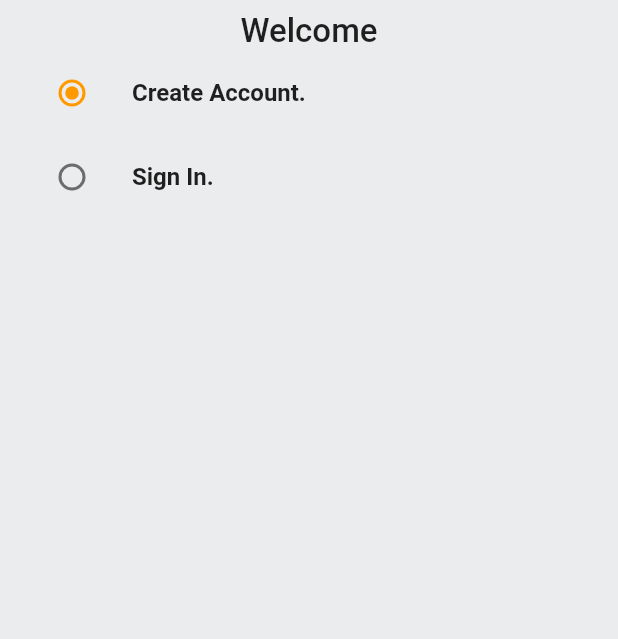
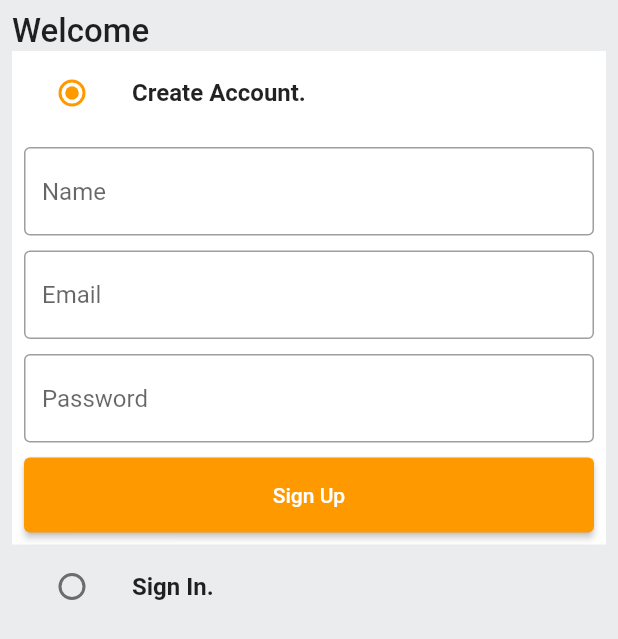
Before and after one commit to 0xharkirat/amazon_clone, a Flutter app: the screen it shows after launch, on a phone screen of 412 x 824 dp. Shown: the top 639 px of the screen. Run offline on Flutter 3.47's test engine with Material 2 defaults, Android fonts, the phone set to English and light mode, and no system bars.

Commit message:
auth screen ui with forms

```diff
--- /dev/null
+++ b/lib/commons/widgets/custom_button.dart
@@ -0,0 +1,23 @@
+
+
+import 'package:flutter/material.dart';
+
+class CustomButton extends StatelessWidget {
+
+  final String text;
+  final VoidCallback onPressed;
+
+  const CustomButton({Key? key, required this.text, required this.onPressed})
+      : super(key: key);
+
+  @override
+  Widget build(BuildContext context) {
+    return ElevatedButton(
+      onPressed: onPressed,
+      style: ElevatedButton.styleFrom(
+          minimumSize: const Size(double.infinity, 50)
+      ),
+      child: Text(text,),
+    );
+  }
+}
--- /dev/null
+++ b/lib/commons/widgets/custom_textfield.dart
@@ -0,0 +1,28 @@
+import 'package:flutter/material.dart';
+
+class CustomTextField extends StatelessWidget {
+  final TextEditingController controller;
+  final String hintText;
+  const CustomTextField({Key? key, required this.controller, required this.hintText}) : super(key: key);
+
+  @override
+  Widget build(BuildContext context) {
+    return TextFormField(
+      controller: controller,
+      decoration: InputDecoration(
+        hintText: hintText,
+        border: OutlineInputBorder(
+          borderSide: BorderSide(
+            color: Colors.black38
+          ),
+        ),
+        enabledBorder:  OutlineInputBorder(
+          borderSide: BorderSide(
+              color: Colors.black38
+          ),
+        ),
+      ),
+      validator: (val){},
+    );
+  }
+}
--- a/lib/features/auth/screens/auth_screen.dart
+++ b/lib/features/auth/screens/auth_screen.dart
@@ -1,3 +1,5 @@
+import 'package:amazon_clone/commons/widgets/custom_button.dart';
+import 'package:amazon_clone/commons/widgets/custom_textfield.dart';
 import 'package:amazon_clone/constants/global_variables.dart';
 import 'package:flutter/material.dart';
 
@@ -18,6 +20,21 @@ class AuthScreen extends StatefulWidget {
 class _AuthScreenState extends State<AuthScreen> {
 
   Auth _auth = Auth.signUp;
+  final _signUpFormKey = GlobalKey<FormState>();
+  final _signInFormKey = GlobalKey<FormState>();
+
+  final TextEditingController _emailContoller = TextEditingController();
+  final TextEditingController _passwordController = TextEditingController();
+  final TextEditingController _nameController = TextEditingController();
+
+  @override
+  void dispose() {
+    // TODO: implement dispose
+    _emailContoller.dispose();
+    _passwordController.dispose();
+    _nameController.dispose();
+    super.dispose();
+  }
 
   @override
   Widget build(BuildContext context) {
@@ -27,6 +44,7 @@ class _AuthScreenState extends State<AuthScreen> {
         child: Padding(
           padding: const EdgeInsets.all(8.0),
           child: Column(
+            crossAxisAlignment: CrossAxisAlignment.start,
             children: <Widget> [
               const Text(
                 'Welcome',
@@ -36,10 +54,11 @@ class _AuthScreenState extends State<AuthScreen> {
                 ),
               ),
               ListTile(
-                title: Text('Create Account.',
+                title: const Text('Create Account.',
                 style: TextStyle(
                   fontWeight: FontWeight.bold
                 ),),
+                tileColor: _auth == Auth.signUp ? GlobalVariables.backgroundColor: GlobalVariables.greyBackgroundColor,
                 leading: Radio(
                   activeColor: GlobalVariables.secondaryColor,
                   value: Auth.signUp,
@@ -51,11 +70,37 @@ class _AuthScreenState extends State<AuthScreen> {
                   },
                 ),
               ),
+              if (_auth == Auth.signUp)
+                Container(
+                  padding: const EdgeInsets.all(8.0),
+                  color: GlobalVariables.backgroundColor,
+                  child: Form(
+                    key: _signUpFormKey,
+                    child: Column(
+                      children: <Widget> [
+                        CustomTextField(controller: _nameController, hintText: 'Name',),
+                        const SizedBox(height: 10.0,),
+                        CustomTextField(controller: _emailContoller, hintText: 'Email',),
+                        const SizedBox(height: 10.0,),
+                        CustomTextField(controller: _passwordController, hintText: 'Password',),
+                        const SizedBox(height: 10.0,),
+                        CustomButton(
+                          text: "Sign Up",
+                          onPressed: (){
+                          },
+                        )
+
+                      ],
+                    ),
+                  ),
+                ),
+
               ListTile(
-                title: Text('Sign In.',
+                title: const Text('Sign In.',
                   style: TextStyle(
                       fontWeight: FontWeight.bold
                   ),),
+                tileColor: _auth == Auth.signIn ? GlobalVariables.backgroundColor : GlobalVariables.greyBackgroundColor,
                 leading: Radio(
                   activeColor: GlobalVariables.secondaryColor,
                   value: Auth.signIn,
@@ -67,6 +112,28 @@ class _AuthScreenState extends State<AuthScreen> {
                   },
                 ),
               ),
+              if (_auth == Auth.signIn)
+                Container(
+                  padding: const EdgeInsets.all(8.0),
+                  color: GlobalVariables.backgroundColor,
+                  child: Form(
+                    key: _signInFormKey,
+                    child: Column(
+                      children: <Widget> [
+                        CustomTextField(controller: _emailContoller, hintText: 'Email',),
+                        const SizedBox(height: 10.0,),
+                        CustomTextField(controller: _passwordController, hintText: 'Password',),
+                        const SizedBox(height: 10.0,),
+                        CustomButton(
+                          text: "Sign In",
+                          onPressed: (){
+                          },
+                        )
+
+                      ],
+                    ),
+                  ),
+                ),
 
             ],
           ),
```
